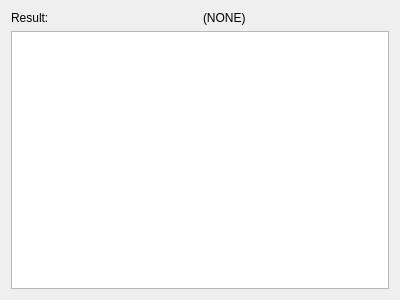
Old version of the form gui/QuantorResultDialog.ui in the repository fer-rum/q2d.
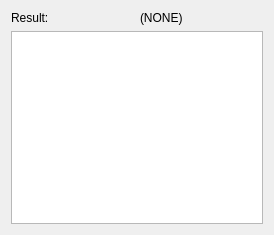
New version of the form.

Commit message: • refactored QuantorInterface::slot_solveProblem(…) • removed obsolete class QICircuit • QuantorResultDialog now displays proper table headers

```diff
--- a/gui/QuantorResultDialog.ui
+++ b/gui/QuantorResultDialog.ui
@@ -6,8 +6,8 @@
    <rect>
     <x>0</x>
     <y>0</y>
-    <width>400</width>
-    <height>300</height>
+    <width>274</width>
+    <height>235</height>
    </rect>
   </property>
   <property name="windowTitle">
@@ -33,7 +33,29 @@
     </layout>
    </item>
    <item>
-    <widget class="QTableView" name="table_Assignments"/>
+    <widget class="QTableView" name="table_Assignments">
+     <property name="sizeAdjustPolicy">
+      <enum>QAbstractScrollArea::AdjustToContents</enum>
+     </property>
+     <property name="editTriggers">
+      <set>QAbstractItemView::NoEditTriggers</set>
+     </property>
+     <property name="alternatingRowColors">
+      <bool>true</bool>
+     </property>
+     <property name="gridStyle">
+      <enum>Qt::SolidLine</enum>
+     </property>
+     <property name="sortingEnabled">
+      <bool>false</bool>
+     </property>
+     <attribute name="horizontalHeaderHighlightSections">
+      <bool>false</bool>
+     </attribute>
+     <attribute name="horizontalHeaderShowSortIndicator" stdset="0">
+      <bool>false</bool>
+     </attribute>
+    </widget>
    </item>
   </layout>
  </widget>
```
Left out of the diff: 2 changed lines with no effect on the pictures. The commit also changes 7 other files.
